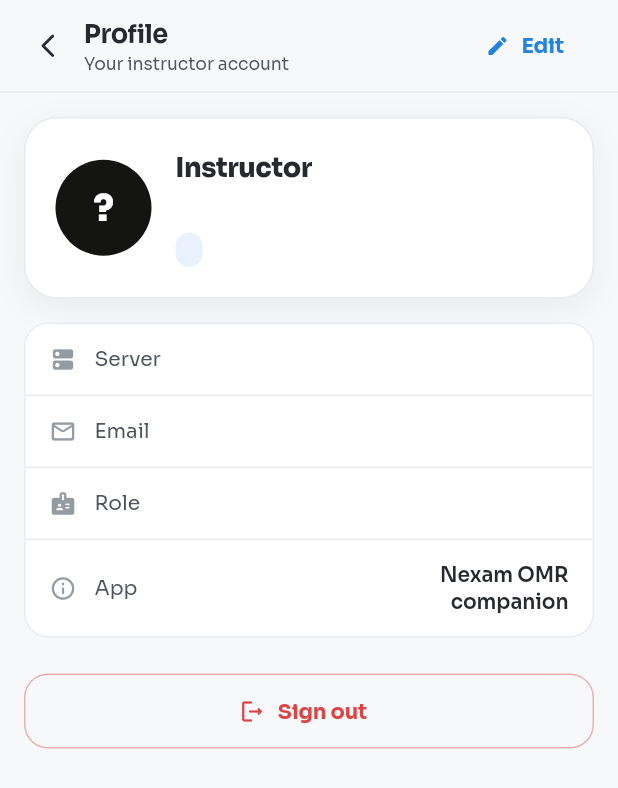
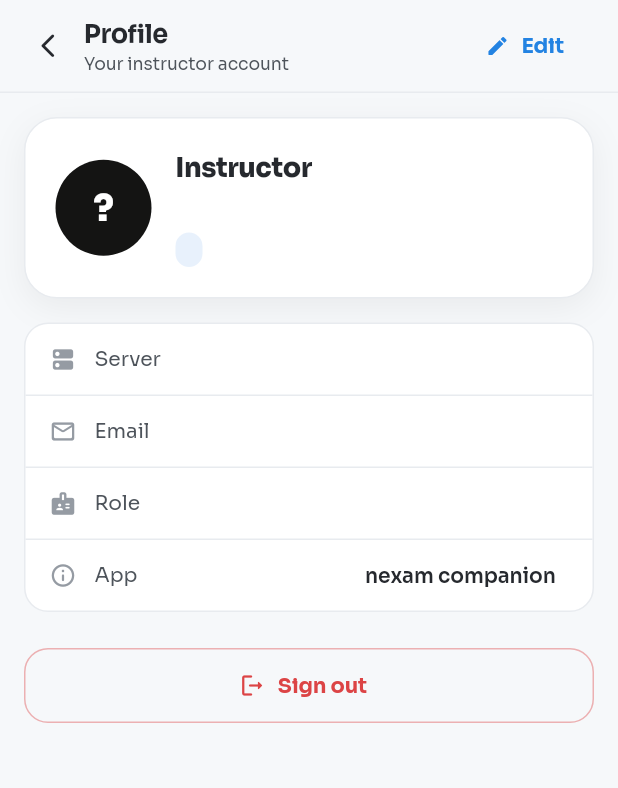
Before and after one commit to debugged-me/nexam, a Flutter app: the ProfileScreen screen opened directly with empty values, on a phone screen of 412 x 824 dp. Shown: the top 788 px of the screen. Run offline on Flutter 3.47's test engine with Material 3 defaults, Android fonts, the phone set to English and light mode, and no system bars; our stand-ins replace camera, flutter_secure_storage, google_sign_in, image_picker, shared_preferences; missing offline and left inert: mobile_scanner; accounts and stored records are empty; network calls fail.

```diff
--- a/mobile/lib/app/app.dart
+++ b/mobile/lib/app/app.dart
@@ -61,7 +61,7 @@
   @override
   Widget build(BuildContext context) {
     return MaterialApp(
-      title: 'Nexam OMR',
+      title: 'nexam',
       debugShowCheckedModeBanner: false,
       theme: AppTheme.build(),
       darkTheme: AppTheme.buildDark(),
--- a/mobile/lib/features/profile/presentation/profile_screen.dart
+++ b/mobile/lib/features/profile/presentation/profile_screen.dart
@@ -166,7 +166,7 @@
           _infoRow(
             icon: Icons.info_outline_rounded,
             label: 'App',
-            value: 'Nexam OMR companion',
+            value: 'nexam companion',
             last: true,
           ),
         ],
--- a/mobile/pubspec.yaml
+++ b/mobile/pubspec.yaml
@@ -1,5 +1,5 @@
 name: nexam_omr
-description: "Nexam OMR — mobile companion for OMR answer-sheet scanning and score sync."
+description: "nexam — mobile companion for OMR answer-sheet scanning and score sync."
 publish_to: 'none'
 
 version: 1.0.0+1
```
Also changed, not shown: 42 other files.
